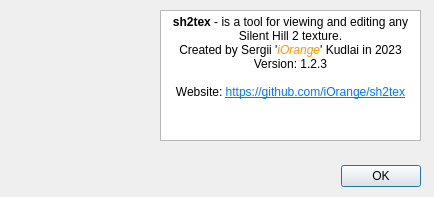
Before: the Qt Designer form src/ui/aboutdlg.ui in iOrange/sh2tex, drawn with Qt 5.
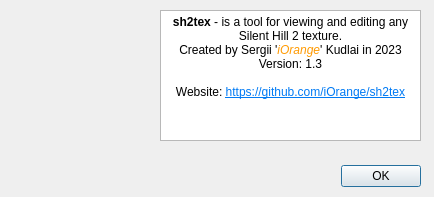
After: the same form once the commit is applied. Icons and pictures are not drawn.

Commit message: + implemented in-folder textures iteration using Ctrl+PageUp/PageDown * bumped up version

```diff
--- a/src/ui/aboutdlg.ui
+++ b/src/ui/aboutdlg.ui
@@ -79,7 +79,7 @@
 &lt;/style&gt;&lt;/head&gt;&lt;body style=&quot; font-family:'Segoe UI'; font-size:9pt; font-weight:400; font-style:normal;&quot;&gt;
 &lt;p align=&quot;center&quot; style=&quot; margin-top:0px; margin-bottom:0px; margin-left:0px; margin-right:0px; -qt-block-indent:0; text-indent:0px;&quot;&gt;&lt;span style=&quot; font-weight:700;&quot;&gt;sh2tex&lt;/span&gt; - is a tool for viewing and editing any Silent Hill 2 texture.&lt;/p&gt;
 &lt;p align=&quot;center&quot; style=&quot; margin-top:0px; margin-bottom:0px; margin-left:0px; margin-right:0px; -qt-block-indent:0; text-indent:0px;&quot;&gt;Created by Sergii '&lt;span style=&quot; font-style:italic; color:#ff9900;&quot;&gt;iOrange&lt;/span&gt;' Kudlai in 2023&lt;/p&gt;
-&lt;p align=&quot;center&quot; style=&quot; margin-top:0px; margin-bottom:0px; margin-left:0px; margin-right:0px; -qt-block-indent:0; text-indent:0px;&quot;&gt;Version: 1.2.3&lt;br /&gt;&lt;/p&gt;
+&lt;p align=&quot;center&quot; style=&quot; margin-top:0px; margin-bottom:0px; margin-left:0px; margin-right:0px; -qt-block-indent:0; text-indent:0px;&quot;&gt;Version: 1.3&lt;br /&gt;&lt;/p&gt;
 &lt;p align=&quot;center&quot; style=&quot; margin-top:0px; margin-bottom:0px; margin-left:0px; margin-right:0px; -qt-block-indent:0; text-indent:0px;&quot;&gt;Website: &lt;a href=&quot;https://github.com/iOrange/sh2tex&quot;&gt;&lt;span style=&quot; text-decoration: underline; color:#007af4;&quot;&gt;https://github.com/iOrange/sh2tex&lt;/span&gt;&lt;/a&gt;&lt;/p&gt;&lt;/body&gt;&lt;/html&gt;</string>
    </property>
    <property name="openExternalLinks">
```
The commit also changes 4 other files.
